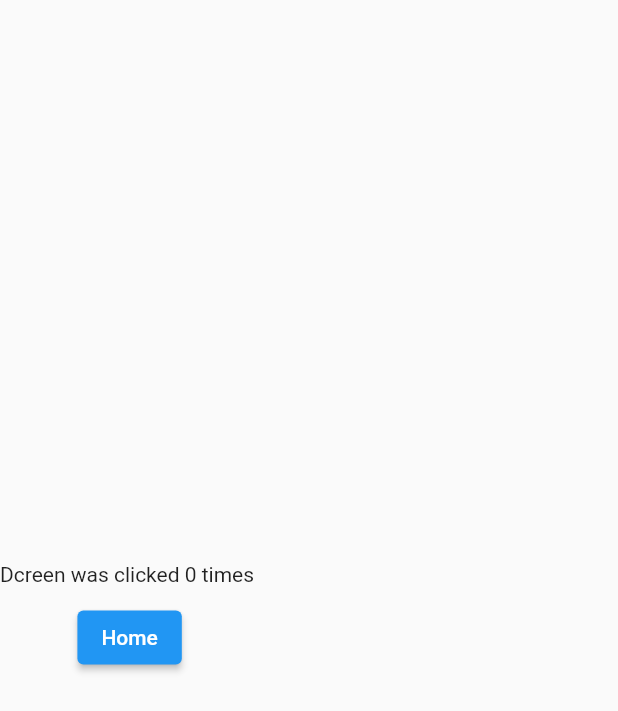
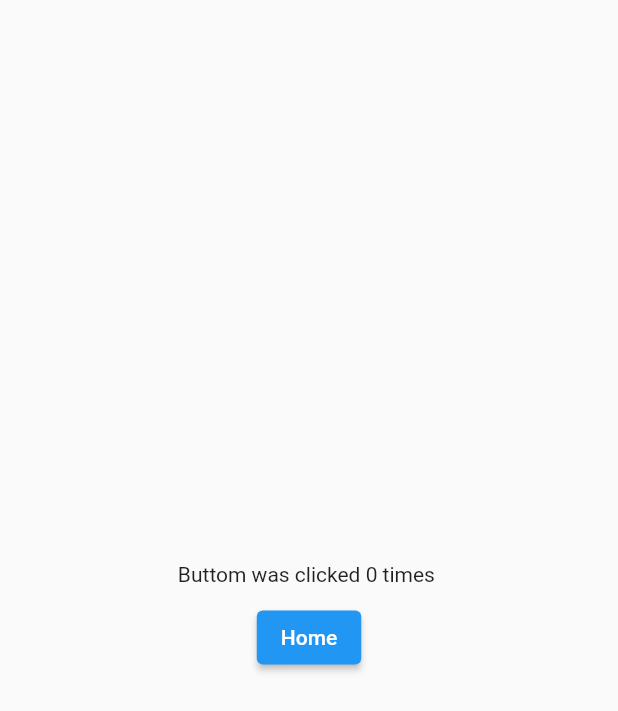
Before and after one commit to DouglasCeron/getx_firebase, a Flutter app: the screen it shows after launch, after a tap on "Page 2", on a phone screen of 412 x 824 dp. Shown: the top 711 px of the screen. Run offline on Flutter 3.47's test engine with Material 2 defaults, Android fonts, the phone set to English and light mode, and no system bars; our stand-ins replace get.

Commit message:
implementando bidings

```diff
--- a/lib/core/presentation/home/home_controller.dart
+++ b/lib/core/presentation/home/home_controller.dart
@@ -5,5 +5,6 @@ class HomeController extends GetxController {
 
   void increment() {
     counter++;
+    update();
   }
 }
--- a/lib/core/presentation/home/home.dart
+++ b/lib/core/presentation/home/home_page.dart
@@ -1,4 +1,5 @@
 import 'package:flutter_application_1/core/presentation/second/second_page.dart';
+import 'package:flutter_application_1/shared/routes/app_routes.dart';
 import 'package:get/get.dart';
 import 'package:flutter/material.dart';
 
@@ -14,17 +15,23 @@ class HomePage extends GetWidget<HomeController> {
         body: Column(
           mainAxisAlignment: MainAxisAlignment.center,
           children: [
-            Text(
-              'Clicks ${controller.counter}',
+            Center(
+              child: Text(
+                'Clicks ${controller.counter}',
+              ),
             ),
             const SizedBox(
               height: 10,
             ),
             ElevatedButton(
-              onPressed: () => Get.to(const SecondPage()),
+              onPressed: () => Get.offAllNamed(Approutes.second),
               child: const Text('Page 2'),
             ),
           ],
+        ),
+        floatingActionButton: FloatingActionButton(
+          child: const Icon(Icons.add),
+          onPressed: () => controller.increment(),
         ),
       ),
     );
--- /dev/null
+++ b/lib/core/presentation/second/second_bindings.dart
@@ -0,0 +1,8 @@
+import 'package:get/instance_manager.dart';
+
+class SecondBindins extends Bindings {
+  @override
+  void dependencies() {
+    Get.lazyPut(() => SecondBindins());
+  }
+}
--- a/lib/core/presentation/second/second_controller.dart
+++ b/lib/core/presentation/second/second_controller.dart
@@ -0,0 +1,3 @@
+import 'package:get/get_state_manager/get_state_manager.dart';
+
+class SecondController extends GetxController {}
--- a/lib/core/presentation/second/second_page.dart
+++ b/lib/core/presentation/second/second_page.dart
@@ -1,5 +1,6 @@
 import 'package:flutter/material.dart';
 import 'package:flutter_application_1/core/presentation/home/home_controller.dart';
+import 'package:flutter_application_1/shared/routes/app_routes.dart';
 import 'package:get/get.dart';
 import 'package:get/get_state_manager/get_state_manager.dart';
 
@@ -13,12 +14,12 @@ class SecondPage extends GetWidget<HomeController> {
         body: Column(
           mainAxisAlignment: MainAxisAlignment.center,
           children: [
-            Text('Dcreen was clicked ${controller.counter} times '),
+            Center(child: Text('Buttom was clicked ${controller.counter} times ')),
             const SizedBox(
               height: 10,
             ),
             ElevatedButton(
-              onPressed: () => Get.back(),
+              onPressed: () => Get.offAndToNamed(Approutes.home),
               child: const Text('Home'),
             ),
           ],
--- a/lib/main.dart
+++ b/lib/main.dart
@@ -1,4 +1,5 @@
 import 'package:flutter/material.dart';
+import 'package:flutter_application_1/core/presentation/home/home_bindings.dart';
 import 'package:flutter_application_1/shared/routes/app_routes.dart';
 import 'package:get/get.dart';
 
--- a/lib/shared/routes/app_routes.dart
+++ b/lib/shared/routes/app_routes.dart
@@ -1,20 +1,24 @@
-import 'package:flutter_application_1/core/presentation/home/home.dart';
+import 'package:flutter_application_1/core/presentation/home/home_page.dart';
+import 'package:flutter_application_1/core/presentation/home/home_bindings.dart';
+import 'package:flutter_application_1/core/presentation/second/second_bindings.dart';
 import 'package:flutter_application_1/core/presentation/second/second_page.dart';
 import 'package:get/get.dart';
 
 class Approutes {
-  static String initialRoute = '/';
+  static String initialRoute = '/home';
   static const home = '/home';
   static const second = '/second';
 
   static List<GetPage> pageList = [
     GetPage(
       name: home,
+      binding: HomeBindings(),
       page: () => const HomePage(),
       transition: Transition.fadeIn,
     ),
     GetPage(
       name: second,
+      binding: SecondBindins(),
       page: () => const SecondPage(),
       transition: Transition.fadeIn,
     ),
```
